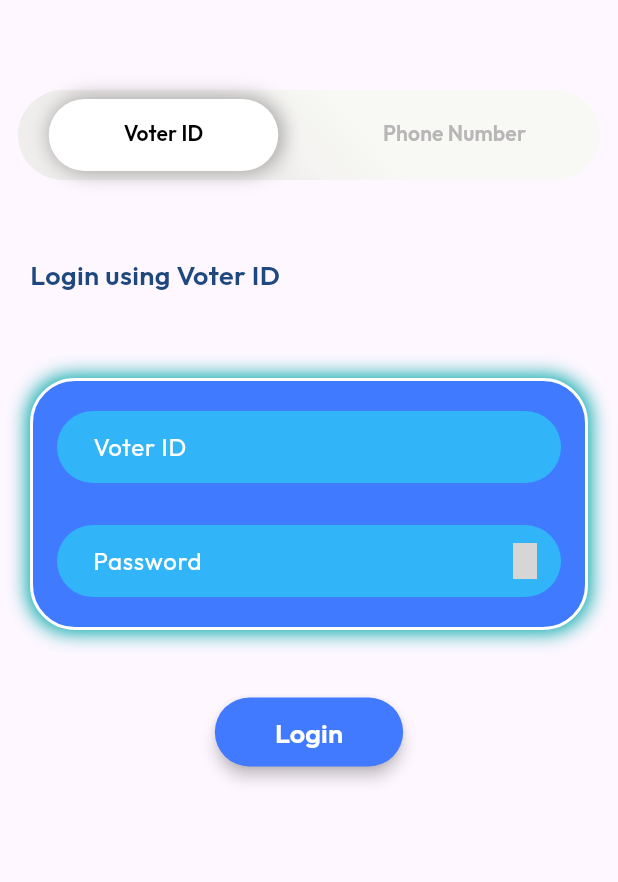
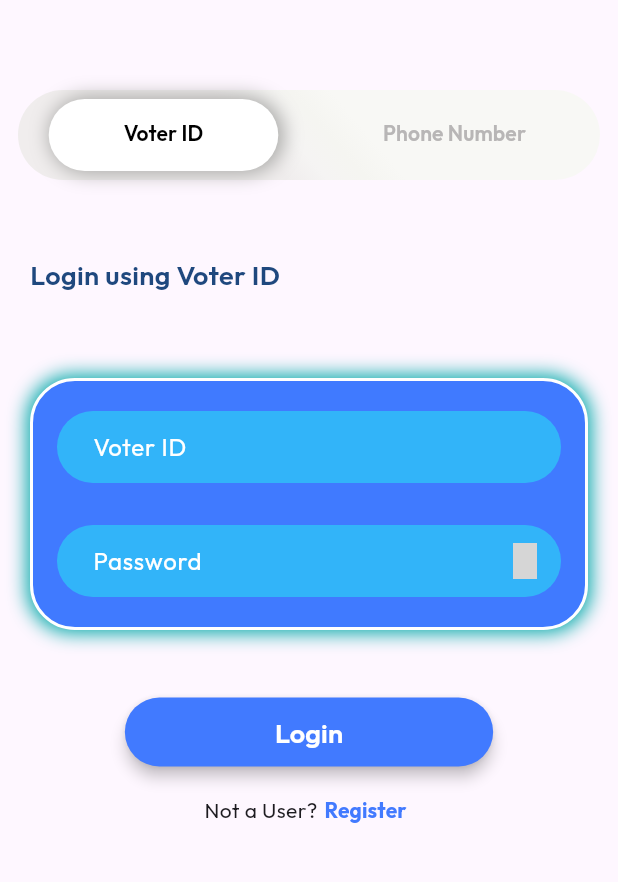
Before and after one commit to rachit-gupta2564/Solution-Challenge, a Flutter app: the screen it shows after launch, on a phone screen of 412 x 824 dp, the part 117-999 px from its top. Run offline on Flutter 3.47's test engine with Material 3 defaults, Android fonts, the phone set to English and light mode, and no system bars; our stand-ins replace google_fonts, iconsax; grey boxes are pictures that could not be loaded.

Commit message:
Done changes in the UI of Registration Form ,and fixed some bugs.

```diff
--- a/vote_vault/lib/views/forms/login.dart
+++ b/vote_vault/lib/views/forms/login.dart
@@ -1,8 +1,10 @@
+import 'package:flutter/cupertino.dart';
 import 'package:flutter/material.dart';
 import 'package:flutter/services.dart';
 import 'package:google_fonts/google_fonts.dart';
 import 'package:iconsax/iconsax.dart';
 import 'package:vote_vault/views/forms/otp_screen.dart';
+import 'package:vote_vault/views/forms/registration.dart';
 import 'package:vote_vault/views/home_page.dart';
 
 class Login extends StatefulWidget {
@@ -333,7 +335,7 @@ class _LoginState extends State<Login> with SingleTickerProviderStateMixin {
                 ),
                 padding: WidgetStateProperty.all<EdgeInsetsGeometry>(
                   EdgeInsets.symmetric(
-                    horizontal: 40,
+                    horizontal: 100,
                     vertical: 10,
                   ),
                 ),
@@ -353,7 +355,42 @@ class _LoginState extends State<Login> with SingleTickerProviderStateMixin {
               ),
             ),
           ],
-        )
+        ),
+        SizedBox(
+          height: 4,
+        ),
+        Row(
+          mainAxisAlignment: MainAxisAlignment.center,
+          children: [
+            Text(
+              'Not a User?',
+              style: TextStyle(
+                fontFamily: GoogleFonts.outfit().fontFamily,
+              ),
+            ),
+            TextButton(
+              onPressed: () {
+                Navigator.push(
+                    context,
+                    CupertinoPageRoute(
+                        builder: (context) => RegistrationForm()));
+              },
+              style: ButtonStyle(
+                padding: WidgetStateProperty.all<EdgeInsetsGeometry>(
+                  EdgeInsets.zero,
+                ),
+              ),
+              child: Text(
+                'Register',
+                style: TextStyle(
+                  fontFamily: GoogleFonts.outfit().fontFamily,
+                  color: Color(0xFF427aff),
+                  fontWeight: FontWeight.w700,
+                ),
+              ),
+            )
+          ],
+        ),
       ],
     );
   }
@@ -450,7 +487,7 @@ class _LoginState extends State<Login> with SingleTickerProviderStateMixin {
           children: [
             Expanded(
               child: Padding(
-                padding: const EdgeInsets.symmetric(horizontal: 20),
+                padding: const EdgeInsets.symmetric(horizontal: 80),
                 child: ElevatedButton(
                   onPressed: () {
                     setState(() {
@@ -479,7 +516,7 @@ class _LoginState extends State<Login> with SingleTickerProviderStateMixin {
                     ),
                     padding: WidgetStateProperty.all<EdgeInsetsGeometry>(
                       EdgeInsets.symmetric(
-                        horizontal: 40,
+                        horizontal: 10,
                         vertical: 10,
                       ),
                     ),
@@ -492,7 +529,7 @@ class _LoginState extends State<Login> with SingleTickerProviderStateMixin {
                   child: Text(
                     'Request OTP',
                     style: TextStyle(
-                      fontSize: 20,
+                      fontSize: 16,
                       fontFamily: GoogleFonts.outfit().fontFamily,
                       fontWeight: FontWeight.w600,
                     ),
@@ -501,7 +538,42 @@ class _LoginState extends State<Login> with SingleTickerProviderStateMixin {
               ),
             ),
           ],
-        )
+        ),
+        SizedBox(
+          height: 4,
+        ),
+        Row(
+          mainAxisAlignment: MainAxisAlignment.center,
+          children: [
+            Text(
+              'Not a User?',
+              style: TextStyle(
+                fontFamily: GoogleFonts.outfit().fontFamily,
+              ),
+            ),
+            TextButton(
+              onPressed: () {
+                Navigator.push(
+                    context,
+                    CupertinoPageRoute(
+                        builder: (context) => RegistrationForm()));
+              },
+              style: ButtonStyle(
+                padding: WidgetStateProperty.all<EdgeInsetsGeometry>(
+                  EdgeInsets.zero,
+                ),
+              ),
+              child: Text(
+                'Register',
+                style: TextStyle(
+                  fontFamily: GoogleFonts.outfit().fontFamily,
+                  color: Color(0xFF427aff),
+                  fontWeight: FontWeight.w700,
+                ),
+              ),
+            )
+          ],
+        ),
       ],
     );
   }
```
Also changed, not shown: vote_vault/lib/views/forms/registration.dart (+41 -21 lines).
